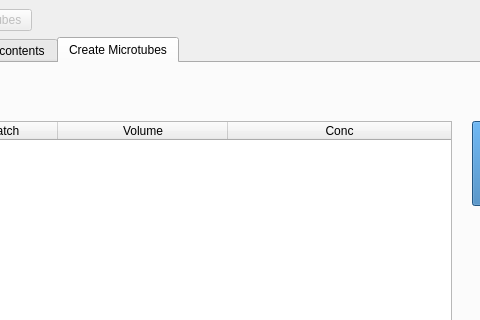
This is frontend/assets/microtubeswindow.ui in dahlbma/cello as Qt 5 draws it before an edit; both pictures show x 315 to 795 and y 0 to 320 of the 1257 by 810 pixel window. The edited form follows.
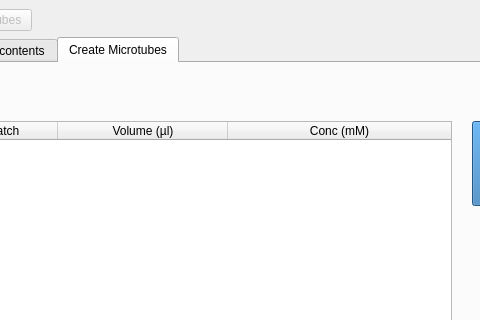
This is the edited form.

Patch:
```diff
--- a/frontend/assets/microtubeswindow.ui
+++ b/frontend/assets/microtubeswindow.ui
@@ -783,12 +783,12 @@
             </column>
             <column>
              <property name="text">
-              <string>Volume</string>
+              <string>Volume (µl)</string>
              </property>
             </column>
             <column>
              <property name="text">
-              <string>Conc</string>
+              <string>Conc (mM)</string>
              </property>
             </column>
            </widget>
```
